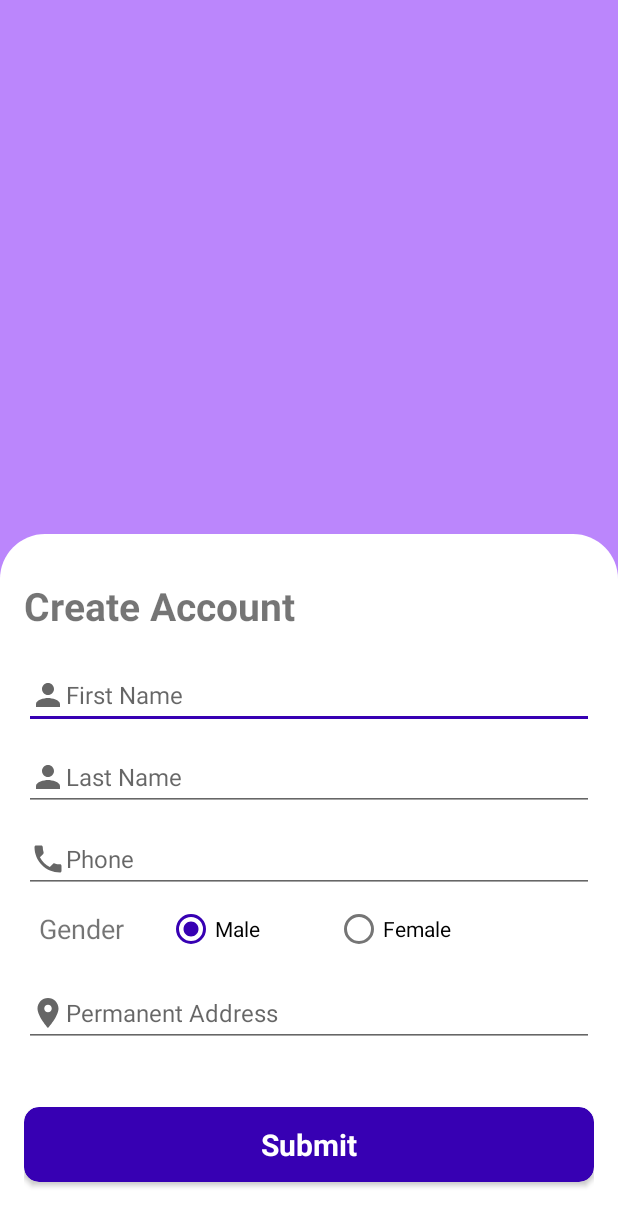
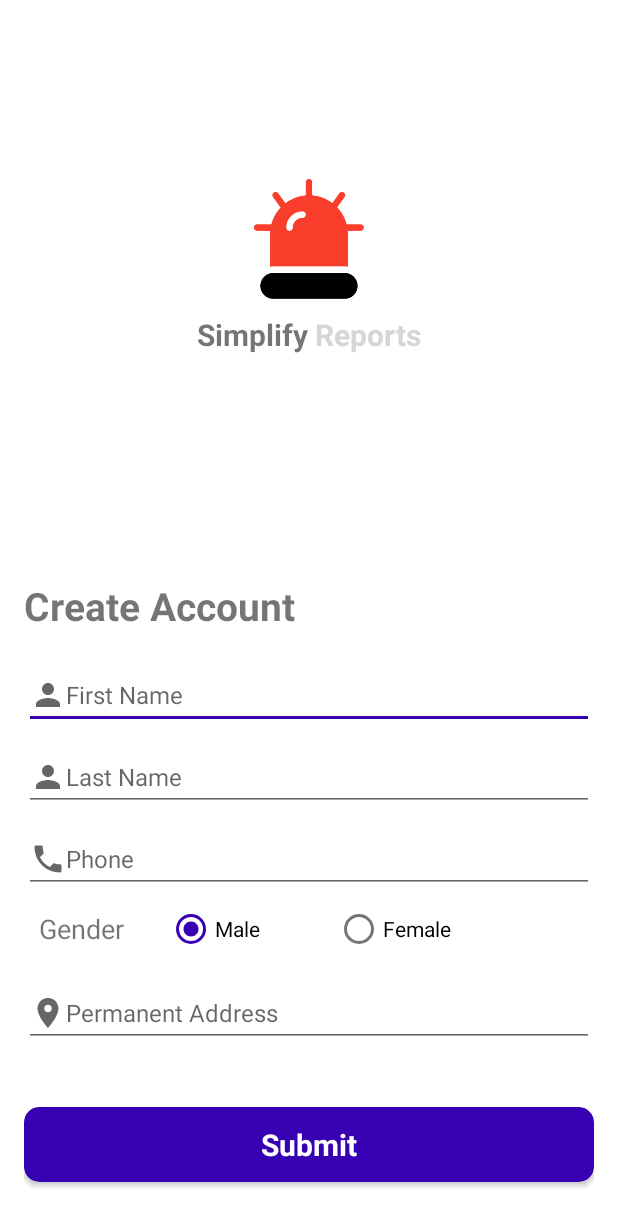
Before and after one commit to AbsurdNerd/SimplifyReports, an Android app: the layout activity_new_user.xml on its own in the app's theme, with its tools: preview values and no code run, on a phone screen of 412 x 824 dp. Shown: the top 1226 px of the screen. Run offline under Robolectric (Android 15) with nearby library versions, the phone set to English and light mode, and no system bars; Roboto replaces fonts that are not available here.

Commit message:
Update SignUp

```diff
--- a/app/src/main/AndroidManifest.xml
+++ b/app/src/main/AndroidManifest.xml
@@ -15,9 +15,9 @@
     <application
         android:name=".MainApplication"
         android:allowBackup="true"
-        android:icon="@mipmap/ic_launcher"
+        android:icon="@drawable/simplify_icon"
         android:label="@string/app_name"
-        android:roundIcon="@mipmap/ic_launcher_round"
+        android:roundIcon="@drawable/simplify_icon"
         android:supportsRtl="true"
         android:theme="@style/Theme.Simplify"
         tools:replace="android:icon">
--- a/app/src/main/res/layout/activity_new_user.xml
+++ b/app/src/main/res/layout/activity_new_user.xml
@@ -4,10 +4,48 @@
     xmlns:tools="http://schemas.android.com/tools"
     android:layout_width="match_parent"
     android:layout_height="match_parent"
-    tools:context=".NewUserActivity"
-    android:background="@color/purple_200">
+    tools:context=".NewUserActivity">
 
     <LinearLayout
+        android:layout_width="match_parent"
+        android:layout_height="wrap_content"
+        android:orientation="vertical"
+        app:layout_constraintTop_toTopOf="parent"
+        app:layout_constraintBottom_toTopOf="@id/layoutTop"
+        app:layout_constraintStart_toStartOf="parent"
+        app:layout_constraintEnd_toEndOf="parent">
+    <ImageView
+        android:layout_width="80dp"
+        android:layout_height="80dp"
+        android:layout_gravity="center"
+        android:src="@drawable/simplify_icon"/>
+        <LinearLayout
+            android:layout_width="wrap_content"
+            android:layout_height="wrap_content"
+            android:orientation="horizontal"
+            android:layout_gravity="center"
+            android:layout_marginTop="10dp">
+
+            <TextView
+                android:layout_width="wrap_content"
+                android:layout_height="wrap_content"
+                android:text="Simplify"
+                android:textStyle="bold"
+                android:textSize="20dp"/>
+
+            <TextView
+                android:layout_width="wrap_content"
+                android:layout_height="wrap_content"
+                android:text=" Reports"
+                android:textColor="@color/red_btn_bg_pressed_color"
+                android:textStyle="bold"
+                android:textSize="20dp"/>
+
+        </LinearLayout>
+    </LinearLayout>
+
+    <LinearLayout
+        android:id="@+id/layoutTop"
         android:layout_width="match_parent"
         android:layout_height="wrap_content"
         android:background="@drawable/signup_bg"
--- a/app/src/main/res/values/strings.xml
+++ b/app/src/main/res/values/strings.xml
@@ -1,5 +1,5 @@
 <resources>
-    <string name="app_name">Simplify</string>
+    <string name="app_name">Simplify Report</string>
 
     <string name="text_login_mobile">We will send you an <b>One Time Password</b>\n on this mobile number</string>
     <string name="login_otp_text">Enter the OTP sent to <b>+91-XXXXXXXXXXX</b></string>
```
Also changed, not shown: app/src/main/java/project/absurdnerds/simplify/api/ApiInterface.kt (+3 -4 lines), app/src/main/java/project/absurdnerds/simplify/fire/FireActivity.kt (+6 -1 lines), app/src/main/java/project/absurdnerds/simplify/history/FireHistoryActivity.kt (+9 -6 lines), app/src/main/res/drawable/simplify_icon.png (added).
